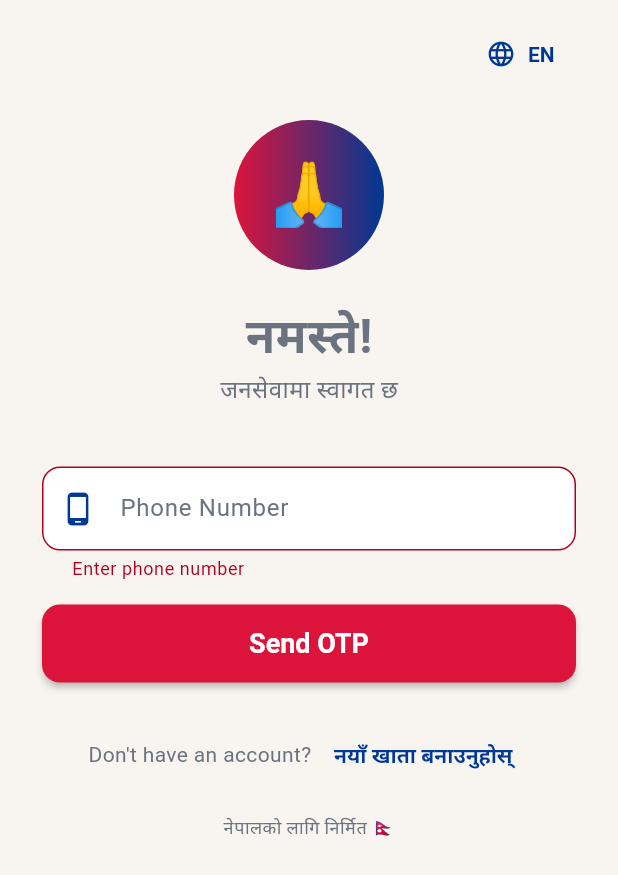
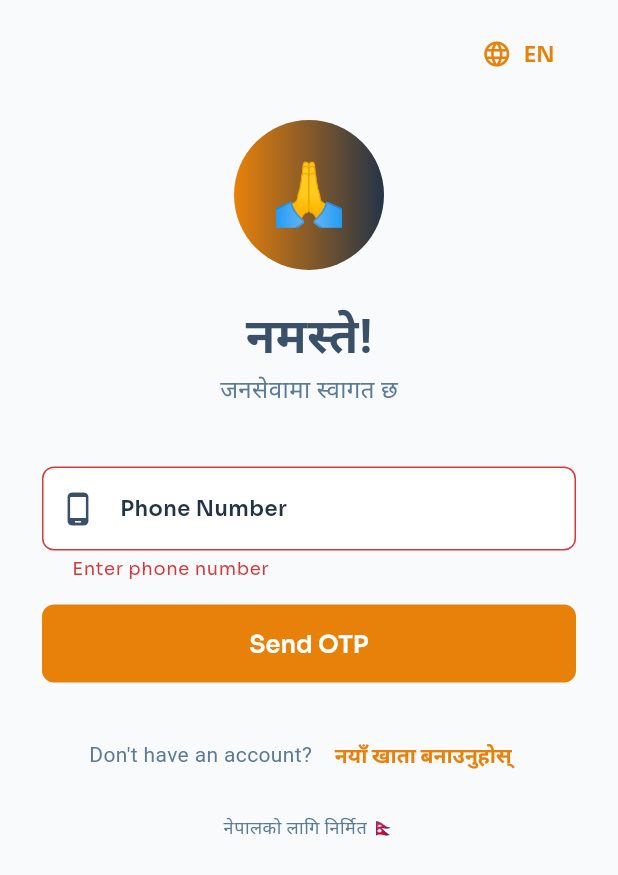
Before and after one commit to STRANGER-93/protobytes-2.0-team-GULMELI-EXPRESS, a Flutter app: the screen it shows after launch, after a tap on "Send OTP", after a tap on "ने", on a phone screen of 412 x 824 dp. Shown: the top 875 px of the screen. Run offline on Flutter 3.47's test engine with Material 3 defaults, Android fonts, the phone set to English and light mode, and no system bars; our stand-ins replace flutter_secure_storage, google_fonts; accounts and stored records are empty; Roboto replaces fonts that are missing (Mukta).

Commit message:
feat: enhance API client with timeout handling and refresh token management; update authentication screens and app theme for improved user experience

```diff
--- a/mobile/lib/core/api_client.dart
+++ b/mobile/lib/core/api_client.dart
@@ -1,3 +1,4 @@
+import 'dart:async';
 import 'dart:convert';
 import 'dart:io' show File, Platform;
 import 'package:flutter/foundation.dart' show kIsWeb;
@@ -87,12 +88,17 @@ class ApiClient {
         url,
         headers: {"Content-Type": "application/json"},
         body: jsonEncode({"refresh": _refreshToken}),
-      );
+      ).timeout(const Duration(seconds: 30));
       if (response.statusCode == 200) {
         final body = jsonDecode(response.body);
         final newAccess = body['access'] as String?;
+        final newRefresh = body['refresh'] as String?;
         if (newAccess != null) {
           setToken(newAccess);
+          // Save rotated refresh token if provided
+          if (newRefresh != null) {
+            setRefreshToken(newRefresh);
+          }
           return true;
         }
       }
@@ -103,9 +109,9 @@ class ApiClient {
   Future<Map<String, dynamic>> get(String endpoint) async {
     final url = Uri.parse("$baseUrl$endpoint");
     try {
-      var response = await http.get(url, headers: _headers());
+      var response = await http.get(url, headers: _headers()).timeout(const Duration(seconds: 30));
       if (response.statusCode == 401 && await _tryRefreshToken()) {
-        response = await http.get(url, headers: _headers());
+        response = await http.get(url, headers: _headers()).timeout(const Duration(seconds: 30));
       }
       return _processResponse(response);
     } catch (e) {
@@ -123,13 +129,13 @@ class ApiClient {
         url,
         headers: _headers(),
         body: jsonEncode(data),
-      );
+      ).timeout(const Duration(seconds: 30));
       if (response.statusCode == 401 && await _tryRefreshToken()) {
         response = await http.post(
           url,
           headers: _headers(),
           body: jsonEncode(data),
-        );
+        ).timeout(const Duration(seconds: 30));
       }
       return _processResponse(response);
     } catch (e) {
@@ -147,13 +153,13 @@ class ApiClient {
         url,
         headers: _headers(),
         body: jsonEncode(data),
-      );
+      ).timeout(const Duration(seconds: 30));
       if (response.statusCode == 401 && await _tryRefreshToken()) {
         response = await http.patch(
           url,
           headers: _headers(),
           body: jsonEncode(data),
-        );
+        ).timeout(const Duration(seconds: 30));
       }
       return _processResponse(response);
     } catch (e) {
@@ -171,13 +177,13 @@ class ApiClient {
         url,
         headers: _headers(),
         body: jsonEncode(data),
-      );
+      ).timeout(const Duration(seconds: 30));
       if (response.statusCode == 401 && await _tryRefreshToken()) {
         response = await http.put(
           url,
           headers: _headers(),
           body: jsonEncode(data),
-        );
+        ).timeout(const Duration(seconds: 30));
       }
       return _processResponse(response);
     } catch (e) {
@@ -188,9 +194,9 @@ class ApiClient {
   Future<Map<String, dynamic>> delete(String endpoint) async {
     final url = Uri.parse("$baseUrl$endpoint");
     try {
-      var response = await http.delete(url, headers: _headers());
+      var response = await http.delete(url, headers: _headers()).timeout(const Duration(seconds: 30));
       if (response.statusCode == 401 && await _tryRefreshToken()) {
-        response = await http.delete(url, headers: _headers());
+        response = await http.delete(url, headers: _headers()).timeout(const Duration(seconds: 30));
       }
       if (response.statusCode == 204) return {"success": true};
       return _processResponse(response);
--- a/mobile/lib/core/state/app_state.dart
+++ b/mobile/lib/core/state/app_state.dart
@@ -1,4 +1,5 @@
 import 'dart:convert';
+import 'package:flutter/foundation.dart';
 import 'package:flutter/material.dart';
 import 'package:flutter_secure_storage/flutter_secure_storage.dart';
 import '../models/user_role.dart';
@@ -57,6 +58,11 @@ class AppState extends ChangeNotifier {
   }
 
   void loginAs(UserRole role) {
+    // Disable demo login bypass in production
+    if (!kDebugMode) {
+      debugPrint('loginAs() is disabled in release builds');
+      return;
+    }
     // Legacy support for demo buttons
     _currentUser = AppUser(
       id: "demo",
--- a/mobile/lib/features/auth/screens/login_screen.dart
+++ b/mobile/lib/features/auth/screens/login_screen.dart
@@ -35,7 +35,7 @@ class _LoginScreenState extends State<LoginScreen> {
           _otpSent = true;
         });
         ScaffoldMessenger.of(context).showSnackBar(
-          const SnackBar(content: Text("OTP sent successfully (Dev: 123456)")),
+          const SnackBar(content: Text("OTP sent successfully")),
         );
       }
     } catch (e) {
@@ -195,7 +195,7 @@ class _LoginScreenState extends State<LoginScreen> {
                       ),
                       validator: (v) {
                         if (v == null || v.isEmpty) return "Enter phone number";
-                        if (!v.startsWith('98')) return "Must start with 98";
+                        if (!RegExp(r'^9[5-8]').hasMatch(v)) return "Must start with 95-98";
                         if (v.length != 10) return "Must be 10 digits";
                         return null;
                       },
--- a/mobile/lib/features/auth/screens/signup_screen.dart
+++ b/mobile/lib/features/auth/screens/signup_screen.dart
@@ -80,7 +80,7 @@ class _SignupScreenState extends State<SignupScreen> {
           _otpSent = true;
         });
         ScaffoldMessenger.of(context).showSnackBar(
-          const SnackBar(content: Text("OTP sent successfully (Dev: 123456)")),
+          const SnackBar(content: Text("OTP sent successfully")),
         );
       }
     } catch (e) {
@@ -291,16 +291,6 @@ class _SignupScreenState extends State<SignupScreen> {
                               setState(() => _selectedRole = UserRole.provider),
                         ),
                       ),
-                      const SizedBox(width: 8),
-                      Expanded(
-                        child: ChoiceChip(
-                          label: const Text("Gov"),
-                          selected: _selectedRole == UserRole.government,
-                          onSelected: (_) => setState(
-                            () => _selectedRole = UserRole.government,
-                          ),
-                        ),
-                      ),
                     ],
                   ),
                   const SizedBox(height: 20),
@@ -378,7 +368,7 @@ class _SignupScreenState extends State<SignupScreen> {
                       ),
                       validator: (v) {
                         if (v == null || v.isEmpty) return "Enter phone number";
-                        if (!v.startsWith('98')) return "Must start with 98";
+                        if (!RegExp(r'^9[5-8]').hasMatch(v)) return "Must start with 95-98";
                         if (v.length != 10) return "Must be 10 digits";
                         return null;
                       },
--- a/mobile/lib/features/auth/services/auth_service.dart
+++ b/mobile/lib/features/auth/services/auth_service.dart
@@ -1,5 +1,6 @@
 import 'dart:convert';
 import 'dart:io';
+import 'package:flutter/foundation.dart';
 import '../../../core/api_client.dart';
 import '../../../core/models/user_role.dart';
 
@@ -11,7 +12,7 @@ class AuthService {
     try {
       await apiClient.post("/auth/send-otp/", {"phone": phone});
     } catch (e) {
-      print("Send OTP Error: $e");
+      debugPrint("Send OTP Error: $e");
       rethrow;
     }
   }
@@ -66,7 +67,7 @@ class AuthService {
       final res = await apiClient.get("/auth/profile/");
       return res;
     } catch (e) {
-      print("Get Profile Error: $e");
+      debugPrint("Get Profile Error: $e");
       return null;
     }
   }
@@ -80,7 +81,7 @@ class AuthService {
       final res = await apiClient.patch("/auth/profile/", body);
       return res;
     } catch (e) {
-      print("Update Profile Error: $e");
+      debugPrint("Update Profile Error: $e");
       return null;
     }
   }
@@ -94,7 +95,7 @@ class AuthService {
       );
       return res;
     } catch (e) {
-      print("Upload Photo Error: $e");
+      debugPrint("Upload Photo Error: $e");
       return null;
     }
   }
@@ -106,7 +107,7 @@ class AuthService {
       final List<dynamic> data = res is List ? res : res['results'] ?? [];
       return data.cast<Map<String, dynamic>>();
     } catch (e) {
-      print("Get Municipalities Error: $e");
+      debugPrint("Get Municipalities Error: $e");
       return [];
     }
   }
--- a/mobile/lib/features/citizen/screens/citizen_bookings_screen.dart
+++ b/mobile/lib/features/citizen/screens/citizen_bookings_screen.dart
@@ -24,6 +24,7 @@ class _CitizenBookingsScreenState extends State<CitizenBookingsScreen> {
   Future<void> _loadBookings() async {
     setState(() => _isLoading = true);
     final results = await _bookingService.getBookings();
+    if (!mounted) return;
     setState(() {
       _bookings = results;
       _isLoading = false;
--- a/mobile/lib/features/citizen/screens/citizen_provider_list_screen.dart
+++ b/mobile/lib/features/citizen/screens/citizen_provider_list_screen.dart
@@ -25,12 +25,19 @@ class _CitizenProviderListScreenState extends State<CitizenProviderListScreen> {
     _fetchProviders();
   }
 
+  @override
+  void dispose() {
+    _searchController.dispose();
+    super.dispose();
+  }
+
   Future<void> _fetchProviders() async {
     setState(() => _isLoading = true);
     final results = await _providerService.getProviders(
       search: _searchController.text.isEmpty ? null : _searchController.text,
       skill: _selectedCategory,
     );
+    if (!mounted) return;
     setState(() {
       _providers = results;
       _isLoading = false;
--- a/mobile/lib/shared/theme/app_theme.dart
+++ b/mobile/lib/shared/theme/app_theme.dart
@@ -2,78 +2,103 @@ import 'package:flutter/material.dart';
 import 'package:google_fonts/google_fonts.dart';
 
 class AppTheme {
-  // Nepal flag colors
-  static const Color crimson = Color(0xFFDC143C);
-  static const Color deepBlue = Color(0xFF003893);
+  // Core Brand — Saffron (matching frontend)
+  static const Color saffron = Color(0xFFE8810A);
+  static const Color saffronDark = Color(0xFFC46D07);
+  static const Color saffronLight = Color(0xFFF5A03A);
+  static const Color saffronPale = Color(0xFFFDF3E7);
+
+  // Slate Civic (matching frontend)
+  static const Color slate900 = Color(0xFF0F1923);
+  static const Color slate800 = Color(0xFF1A2635);
+  static const Color slate700 = Color(0xFF243447);
+  static const Color slate600 = Color(0xFF3A5068);
+  static const Color slate500 = Color(0xFF5B7A96);
+  static const Color slate400 = Color(0xFF8AA5BD);
+  static const Color slate300 = Color(0xFFB8CCDB);
+  static const Color slate200 = Color(0xFFDDE8F0);
+  static const Color slate100 = Color(0xFFF0F5F9);
+  static const Color slate50 = Color(0xFFF8FAFC);
+
+  // Legacy aliases for compatibility
+  static const Color crimson = saffron;
+  static const Color deepBlue = slate700;
   static const Color white = Color(0xFFFFFFFF);
-  static const Color offWhite = Color(0xFFF8F5F0);
-  static const Color darkText = Color(0xFF1A1A2E);
-  static const Color grey = Color(0xFF6B7280);
-  static const Color lightGrey = Color(0xFFE5E7EB);
+  static const Color offWhite = slate50;
+  static const Color darkText = slate900;
+  static const Color grey = slate500;
+  static const Color lightGrey = slate200;
 
-  // Semantic Colors
-  static const Color success = Color(0xFF2E7D32); // Green 800
-  static const Color warning = Color(0xFFF57C00); // Orange 700
-  static const Color info = Color(0xFF0288D1);    // Light Blue 700
+  // Semantic Colors (matching frontend)
+  static const Color success = Color(0xFF1A9E5C);
+  static const Color successLight = Color(0xFFE6F7EF);
+  static const Color danger = Color(0xFFD63939);
+  static const Color dangerLight = Color(0xFFFDEAEA);
+  static const Color warning = Color(0xFFD4890A);
+  static const Color warningLight = Color(0xFFFEF3E0);
+  static const Color info = Color(0xFF1A6EB5);
+  static const Color infoLight = Color(0xFFE6F0FA);
 
   static ThemeData get nepaliTheme {
     return ThemeData(
       useMaterial3: true,
       colorScheme: ColorScheme.fromSeed(
-        seedColor: crimson,
-        primary: crimson,
-        secondary: deepBlue,
+        seedColor: saffron,
+        primary: saffron,
+        secondary: slate700,
         surface: white,
         onPrimary: white,
         onSecondary: white,
-        onSurface: darkText,
-        error: const Color(0xFFB00020),
-        tertiary: success, // Using tertiary for success in this context if needed, or just custom
+        onSurface: slate900,
+        error: danger,
+        tertiary: success,
       ),
-      scaffoldBackgroundColor: offWhite,
-      textTheme: GoogleFonts.muktaTextTheme().copyWith(
-        displayLarge: GoogleFonts.mukta(
+      scaffoldBackgroundColor: slate50,
+      textTheme: GoogleFonts.soraTextTheme().copyWith(
+        displayLarge: GoogleFonts.sora(
           fontSize: 32,
           fontWeight: FontWeight.w700,
-          color: darkText,
+          color: slate900,
+          letterSpacing: -0.5,
         ),
-        headlineMedium: GoogleFonts.mukta(
+        headlineMedium: GoogleFonts.sora(
           fontSize: 24,
           fontWeight: FontWeight.w600,
-          color: darkText,
+          color: slate900,
+          letterSpacing: -0.3,
         ),
-        titleLarge: GoogleFonts.mukta(
+        titleLarge: GoogleFonts.sora(
           fontSize: 20,
           fontWeight: FontWeight.w600,
-          color: darkText,
+          color: slate900,
         ),
-        titleMedium: GoogleFonts.mukta(
+        titleMedium: GoogleFonts.sora(
           fontSize: 16,
           fontWeight: FontWeight.w500,
-          color: darkText,
+          color: slate900,
         ),
-        bodyLarge: GoogleFonts.mukta(
+        bodyLarge: GoogleFonts.sora(
           fontSize: 16,
           fontWeight: FontWeight.w400,
-          color: darkText,
+          color: slate900,
         ),
-        bodyMedium: GoogleFonts.mukta(
+        bodyMedium: GoogleFonts.sora(
           fontSize: 14,
           fontWeight: FontWeight.w400,
-          color: grey,
+          color: slate600,
         ),
-        labelLarge: GoogleFonts.mukta(
+        labelLarge: GoogleFonts.sora(
           fontSize: 16,
           fontWeight: FontWeight.w600,
           color: white,
         ),
       ),
       appBarTheme: AppBarTheme(
-        backgroundColor: crimson,
+        backgroundColor: saffron,
         foregroundColor: white,
         elevation: 0,
         centerTitle: true,
-        titleTextStyle: GoogleFonts.mukta(
+        titleTextStyle: GoogleFonts.sora(
           fontSize: 20,
           fontWeight: FontWeight.w600,
           color: white,
@@ -81,37 +106,38 @@ class AppTheme {
       ),
       elevatedButtonTheme: ElevatedButtonThemeData(
         style: ElevatedButton.styleFrom(
-          backgroundColor: crimson,
+          backgroundColor: saffron,
           foregroundColor: white,
           minimumSize: const Size(double.infinity, 52),
           shape: RoundedRectangleBorder(
-            borderRadius: BorderRadius.circular(12),
+            borderRadius: BorderRadius.circular(8),
           ),
-          textStyle: GoogleFonts.mukta(
-            fontSize: 18,
+          textStyle: GoogleFonts.sora(
+            fontSize: 16,
             fontWeight: FontWeight.w600,
           ),
-          elevation: 2,
+          elevation: 0,
+          shadowColor: saffron.withValues(alpha: 0.25),
         ),
       ),
       outlinedButtonTheme: OutlinedButtonThemeData(
         style: OutlinedButton.styleFrom(
-          foregroundColor: crimson,
+          foregroundColor: slate700,
           minimumSize: const Size(double.infinity, 52),
-          side: const BorderSide(color: crimson, width: 1.5),
+          side: const BorderSide(color: slate300, width: 2),
           shape: RoundedRectangleBorder(
-            borderRadius: BorderRadius.circular(12),
+            borderRadius: BorderRadius.circular(8),
           ),
-          textStyle: GoogleFonts.mukta(
-            fontSize: 18,
+          textStyle: GoogleFonts.sora(
+            fontSize: 16,
             fontWeight: FontWeight.w600,
           ),
         ),
       ),
       textButtonTheme: TextButtonThemeData(
         style: TextButton.styleFrom(
-          foregroundColor: deepBlue,
-          textStyle: GoogleFonts.mukta(
+          foregroundColor: saffron,
+          textStyle: GoogleFonts.sora(
             fontSize: 14,
             fontWeight: FontWeight.w600,
           ),
@@ -125,45 +151,55 @@ class AppTheme {
           vertical: 16,
         ),
         border: OutlineInputBorder(
-          borderRadius: BorderRadius.circular(12),
-          borderSide: const BorderSide(color: lightGrey),
+          borderRadius: BorderRadius.circular(8),
+          borderSide: const BorderSide(color: slate200),
         ),
         enabledBorder: OutlineInputBorder(
-          borderRadius: BorderRadius.circular(12),
-          borderSide: const BorderSide(color: lightGrey),
+          borderRadius: BorderRadius.circular(8),
+          borderSide: const BorderSide(color: slate200),
         ),
         focusedBorder: OutlineInputBorder(
-          borderRadius: BorderRadius.circular(12),
-          borderSide: const BorderSide(color: crimson, width: 2),
+          borderRadius: BorderRadius.circular(8),
+          borderSide: const BorderSide(color: saffron, width: 2),
         ),
         errorBorder: OutlineInputBorder(
-          borderRadius: BorderRadius.circular(12),
-          borderSide: const BorderSide(color: Color(0xFFB00020)),
+          borderRadius: BorderRadius.circular(8),
+          borderSide: const BorderSide(color: danger),
         ),
-        labelStyle: GoogleFonts.mukta(color: grey, fontSize: 16),
-        hintStyle: GoogleFonts.mukta(color: grey, fontSize: 14),
-        prefixIconColor: deepBlue,
+        labelStyle: GoogleFonts.sora(color: slate700, fontSize: 14, fontWeight: FontWeight.w600, letterSpacing: 0.3),
+        hintStyle: GoogleFonts.sora(color: slate500, fontSize: 14),
+        prefixIconColor: slate600,
       ),
       cardTheme: CardThemeData(
         color: white,
-        elevation: 2,
-        shape: RoundedRectangleBorder(borderRadius: BorderRadius.circular(14)),
+        elevation: 0,
+        shape: RoundedRectangleBorder(
+          borderRadius: BorderRadius.circular(12),
+          side: const BorderSide(color: slate200),
+        ),
         margin: const EdgeInsets.symmetric(horizontal: 16, vertical: 6),
       ),
       snackBarTheme: SnackBarThemeData(
-        backgroundColor: deepBlue,
-        contentTextStyle: GoogleFonts.mukta(color: white, fontSize: 14),
+        backgroundColor: slate800,
+        contentTextStyle: GoogleFonts.sora(color: white, fontSize: 14),
         shape: RoundedRectangleBorder(borderRadius: BorderRadius.circular(8)),
         behavior: SnackBarBehavior.floating,
       ),
       bottomNavigationBarTheme: const BottomNavigationBarThemeData(
         backgroundColor: white,
-        selectedItemColor: crimson,
-        unselectedItemColor: grey,
+        selectedItemColor: saffron,
+        unselectedItemColor: slate500,
         type: BottomNavigationBarType.fixed,
-        elevation: 8,
+        elevation: 0,
       ),
-      dividerTheme: const DividerThemeData(color: lightGrey, thickness: 1),
+      dividerTheme: const DividerThemeData(color: slate200, thickness: 1),
+      chipTheme: ChipThemeData(
+        backgroundColor: slate100,
+        selectedColor: saffronPale,
+        labelStyle: GoogleFonts.sora(fontSize: 14, fontWeight: FontWeight.w500),
+        padding: const EdgeInsets.symmetric(horizontal: 12, vertical: 8),
+        shape: RoundedRectangleBorder(borderRadius: BorderRadius.circular(8)),
+      ),
     );
   }
 }
```
